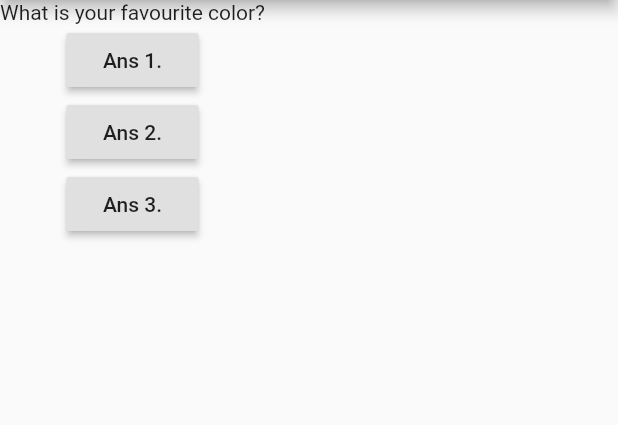
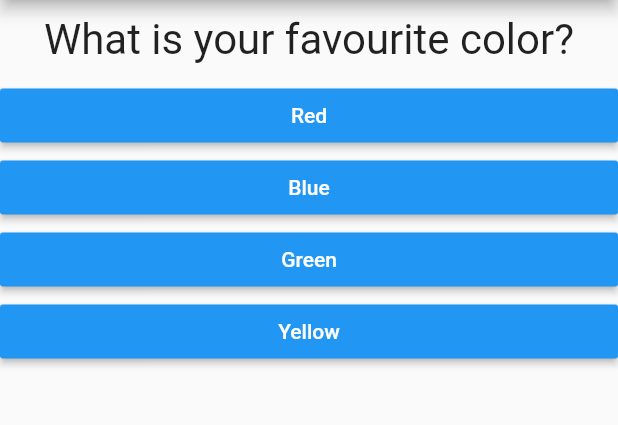
Before and after one commit to Ansinha02/flutter_quiz_app, a Flutter app: the screen it shows after launch, on a phone screen of 412 x 824 dp, the part 84-509 px from its top. Run offline on Flutter 3.47's test engine with Material 2 defaults, Android fonts, the phone set to English and light mode, and no system bars.

Commit message:
final change updates of working version.

```diff
--- /dev/null
+++ b/lib/answer.dart
@@ -0,0 +1,22 @@
+import 'package:flutter/material.dart';
+
+class Answer extends StatelessWidget {
+
+  final Function selectHandler;
+  final String answerText;
+  //default constructor
+  Answer({this.selectHandler, this.answerText});
+
+  @override
+  Widget build(BuildContext context) {
+    return Container(
+      width: double.infinity,
+      child: RaisedButton(
+        color: Colors.blue,
+        textColor: Colors.white,
+        child: Text(answerText),
+        onPressed: selectHandler,
+      ),
+    );
+  }
+}
--- a/lib/main.dart
+++ b/lib/main.dart
@@ -1,54 +1,84 @@
 import 'package:flutter/material.dart';
+
+import './result.dart';
+import './quiz.dart';
 
 void main() => runApp(MyApp());
 
 class MyApp extends StatefulWidget {
-
   @override
-  MyAppState createState() => MyAppState();
+  _MyAppState createState() => _MyAppState();
 }
 
-class MyAppState extends State<MyApp> {
-  var questionIndex = 0;
+class _MyAppState extends State<MyApp> {
 
-  void answerQuestion(){
+  final _questions = const [
+    {
+      "questionText": "What is your favourite color?",
+      "answers": [
+        {"text": "Red", "score": 10},
+        {"text": "Blue", "score": 6},
+        {"text": "Green", "score": 4},
+        {"text": "Yellow", "score": 1}
+      ]
+    },
+    {
+      "questionText": "What's your favourite animal?",
+      "answers": [
+        {"text": "Lion", "score": 10},
+        {"text": "Rhinoceros ", "score": 7},
+        {"text": "Elephant", "score": 4},
+        {"text": "Panda", "score": 1}
+      ]
+    },
+    {
+      "questionText": "What is your favourite Chocolate?",
+      "answers": [
+        {"text": "Bournville", "score": 10},
+        {"text": "Temptation", "score": 6},
+        {"text": "Dairy Milk Silk", "score": 3},
+        {"text": "Milky Bar", "score": 1}
+      ]
+    },
+  ];
+
+  var _questionIndex = 0;
+  var _totalScore = 0;
+
+  void _resetQuiz(){
 
     setState(() {
-       questionIndex = questionIndex + 1;
+      _questionIndex = 0;
+    _totalScore = 0;
     });
+  }
 
-    print(questionIndex);
+  void _answerQuestion(int score) {
+
+    setState(() {
+      _totalScore += score;
+      _questionIndex = _questionIndex + 1;
+    });
+    if (_questionIndex < _questions.length) {
+      print("We have more questions!");
+    }
+    print(_questionIndex);
   }
 
   @override
   Widget build(BuildContext context) {
-    var questions = [
-      "What is your favourite color?",
-      "What's your favourite animal?",
-      "What is your favourite Chocolate?"
-    ];
     return MaterialApp(
       home: Scaffold(
         appBar: AppBar(
           title: Text("Ultimate Quizzer!"),
         ),
-        body: Column(
-          children: [
-            Text(questions.elementAt(questionIndex)),
-            RaisedButton(
-              child: Text("Ans 1."),
-              onPressed: answerQuestion,
-            ),
-            RaisedButton(
-              child: Text("Ans 2."),
-              onPressed: answerQuestion,
-            ),
-            RaisedButton(
-              child: Text("Ans 3."),
-              onPressed: answerQuestion,
-            ),
-          ],
-        ),
+        body: _questionIndex < _questions.length
+            ? Quiz(
+                questions: _questions,
+                answerQuestion: _answerQuestion,
+                questionIndex: _questionIndex,
+              )
+            : Result(_totalScore, _resetQuiz),
       ),
     );
   }
--- /dev/null
+++ b/lib/questions.dart
@@ -0,0 +1,20 @@
+import 'package:flutter/material.dart';
+
+class Question extends StatelessWidget {
+  final String questionText;
+
+  Question(this.questionText);
+
+  @override
+  Widget build(BuildContext context) {
+    return Container(
+      margin: EdgeInsets.all(10),
+      width: double.infinity,
+      child: Text(
+        questionText,
+        style: TextStyle(fontSize: 28),
+        textAlign: TextAlign.center,
+    ),
+    );
+  }
+}
--- /dev/null
+++ b/lib/quiz.dart
@@ -0,0 +1,33 @@
+import 'package:flutter/material.dart';
+
+import './answer.dart';
+import './questions.dart';
+
+class Quiz extends StatelessWidget {
+  final List<Map<String, Object>> questions;
+  final Function answerQuestion;
+  final int questionIndex;
+
+  // default constructor
+  const Quiz(
+      {@required this.questions,
+      @required this.answerQuestion,
+      @required this.questionIndex});
+
+  @override
+  Widget build(BuildContext context) {
+    return Column(
+      children: [
+        Question(
+          questions[questionIndex]["questionText"],
+        ),
+        ...(questions[questionIndex]["answers"] as List<Map<String, Object>>).map((answer) {
+          return Answer(
+            selectHandler: () => answerQuestion(answer['score']),
+            answerText: answer['text'],
+          );
+        }).toList()
+      ],
+    );
+  }
+}
--- a/pubspec.yaml
+++ b/pubspec.yaml
@@ -14,7 +14,7 @@ description: A new Flutter project.
 version: 1.0.0+1
 
 environment:
-  sdk: ">=2.1.0 <3.0.0"
+  sdk: ">=2.2.2 <3.0.0"
 
 dependencies:
   flutter:
```
Also changed, not shown: lib/result.dart (added, +44 -0 lines), pubspec.lock, 5 other files.
